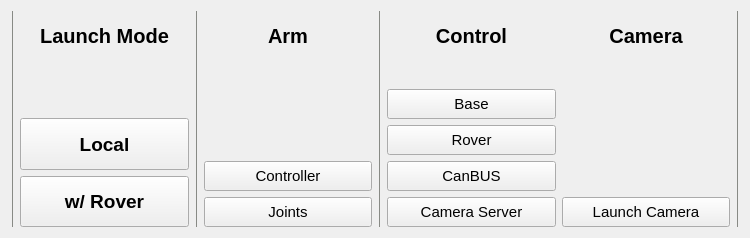
Above: rover_base/rover_launch_control/resource/rover_launch_control.ui from robotique-udes/rover before the change. Below: the same form after it.
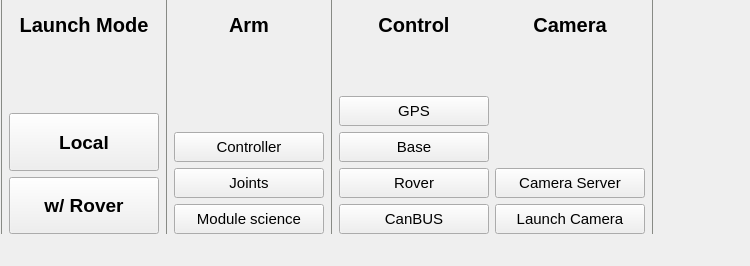
That is the form after the change.

```diff
--- a/rover_base/rover_launch_control/resource/rover_launch_control.ui
+++ b/rover_base/rover_launch_control/resource/rover_launch_control.ui
@@ -13,13 +13,13 @@
     <x>0</x>
     <y>0</y>
     <width>750</width>
-    <height>238</height>
+    <height>266</height>
    </rect>
   </property>
   <property name="maximumSize">
    <size>
     <width>750</width>
-    <height>238</height>
+    <height>266</height>
    </size>
   </property>
   <property name="font">
@@ -41,8 +41,7 @@
   <property name="styleSheet">
    <string notr="true"/>
   </property>
-  <layout class="QGridLayout" name="gridLayout_2">
-   <item row="0" column="0">
+  <widget class="QWidget" name="">
     <layout class="QVBoxLayout" name="verticalLayout_16">
      <item>
       <layout class="QHBoxLayout" name="horizontalLayout_6">
@@ -259,6 +258,49 @@
                  </property>
                 </widget>
                </item>
+              <item>
+               <widget class="QPushButton" name="pb_science">
+                <property name="sizePolicy">
+                 <sizepolicy hsizetype="Minimum" vsizetype="Fixed">
+                  <horstretch>0</horstretch>
+                  <verstretch>0</verstretch>
+                 </sizepolicy>
+                </property>
+                <property name="minimumSize">
+                 <size>
+                  <width>0</width>
+                  <height>30</height>
+                 </size>
+                </property>
+                <property name="cursor">
+                 <cursorShape>PointingHandCursor</cursorShape>
+                </property>
+                <property name="text">
+                 <string>Module science</string>
+                </property>
+                <property name="iconSize">
+                 <size>
+                  <width>16</width>
+                  <height>16</height>
+                 </size>
+                </property>
+                <property name="checkable">
+                 <bool>false</bool>
+                </property>
+                <property name="checked">
+                 <bool>false</bool>
+                </property>
+                <property name="autoDefault">
+                 <bool>false</bool>
+                </property>
+                <property name="default">
+                 <bool>false</bool>
+                </property>
+                <property name="flat">
+                 <bool>false</bool>
+                </property>
+               </widget>
+              </item>
               </layout>
              </item>
             </layout>
@@ -496,6 +538,49 @@
                  </property>
                 </spacer>
                </item>
+              <item>
+               <widget class="QPushButton" name="pb_gps">
+                <property name="sizePolicy">
+                 <sizepolicy hsizetype="Minimum" vsizetype="Fixed">
+                  <horstretch>0</horstretch>
+                  <verstretch>0</verstretch>
+                 </sizepolicy>
+                </property>
+                <property name="minimumSize">
+                 <size>
+                  <width>0</width>
+                  <height>30</height>
+                 </size>
+                </property>
+                <property name="cursor">
+                 <cursorShape>PointingHandCursor</cursorShape>
+                </property>
+                <property name="text">
+                 <string>GPS</string>
+                </property>
+                <property name="iconSize">
+                 <size>
+                  <width>16</width>
+                  <height>16</height>
+                 </size>
+                </property>
+                <property name="checkable">
+                 <bool>false</bool>
+                </property>
+                <property name="checked">
+                 <bool>false</bool>
+                </property>
+                <property name="autoDefault">
+                 <bool>false</bool>
+                </property>
+                <property name="default">
+                 <bool>false</bool>
+                </property>
+                <property name="flat">
+                 <bool>false</bool>
+                </property>
+               </widget>
+              </item>
                <item>
                 <widget class="QPushButton" name="pb_base">
                  <property name="sizePolicy">
@@ -628,49 +713,6 @@
                  </property>
                 </widget>
                </item>
-               <item>
-                <widget class="QPushButton" name="pb_panorama_server">
-                 <property name="sizePolicy">
-                  <sizepolicy hsizetype="Minimum" vsizetype="Fixed">
-                   <horstretch>0</horstretch>
-                   <verstretch>0</verstretch>
-                  </sizepolicy>
-                 </property>
-                 <property name="minimumSize">
-                  <size>
-                   <width>0</width>
-                   <height>30</height>
-                  </size>
-                 </property>
-                 <property name="cursor">
-                  <cursorShape>PointingHandCursor</cursorShape>
-                 </property>
-                 <property name="text">
-                  <string>Camera Server</string>
-                 </property>
-                 <property name="iconSize">
-                  <size>
-                   <width>16</width>
-                   <height>16</height>
-                  </size>
-                 </property>
-                 <property name="checkable">
-                  <bool>false</bool>
-                 </property>
-                 <property name="checked">
-                  <bool>false</bool>
-                 </property>
-                 <property name="autoDefault">
-                  <bool>false</bool>
-                 </property>
-                 <property name="default">
-                  <bool>false</bool>
-                 </property>
-                 <property name="flat">
-                  <bool>false</bool>
-                 </property>
-                </widget>
-               </item>
               </layout>
              </item>
             </layout>
@@ -738,6 +780,49 @@
                  </property>
                 </spacer>
                </item>
+              <item>
+               <widget class="QPushButton" name="pb_panorama_server">
+                <property name="sizePolicy">
+                 <sizepolicy hsizetype="Minimum" vsizetype="Fixed">
+                  <horstretch>0</horstretch>
+                  <verstretch>0</verstretch>
+                 </sizepolicy>
+                </property>
+                <property name="minimumSize">
+                 <size>
+                  <width>0</width>
+                  <height>30</height>
+                 </size>
+                </property>
+                <property name="cursor">
+                 <cursorShape>PointingHandCursor</cursorShape>
+                </property>
+                <property name="text">
+                 <string>Camera Server</string>
+                </property>
+                <property name="iconSize">
+                 <size>
+                  <width>16</width>
+                  <height>16</height>
+                 </size>
+                </property>
+                <property name="checkable">
+                 <bool>false</bool>
+                </property>
+                <property name="checked">
+                 <bool>false</bool>
+                </property>
+                <property name="autoDefault">
+                 <bool>false</bool>
+                </property>
+                <property name="default">
+                 <bool>false</bool>
+                </property>
+                <property name="flat">
+                 <bool>false</bool>
+                </property>
+               </widget>
+              </item>
                <item>
                 <widget class="QPushButton" name="pb_launch_cam">
                  <property name="sizePolicy">
@@ -792,8 +877,7 @@
       </layout>
      </item>
     </layout>
-   </item>
-  </layout>
+  </widget>
  </widget>
  <resources/>
  <connections/>
```
Lines whose indentation alone changed are shown as unchanged.
